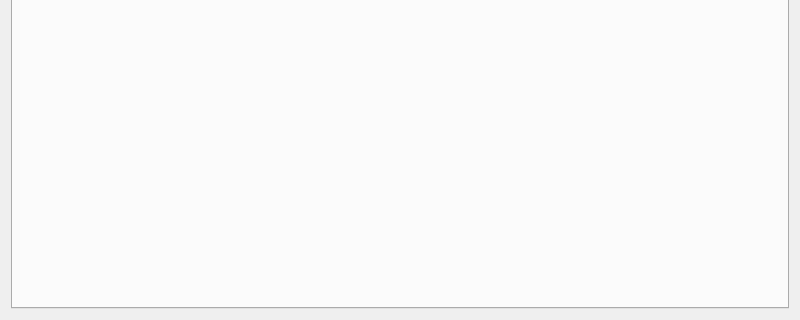
Before: the Qt Designer form settingsWindow/settingswindow.ui in 3DProgrammer/examinatio-verborum, drawn with Qt 5; both pictures show x 0 to 800 and y 280 to 600 of the 800 by 600 pixel window.
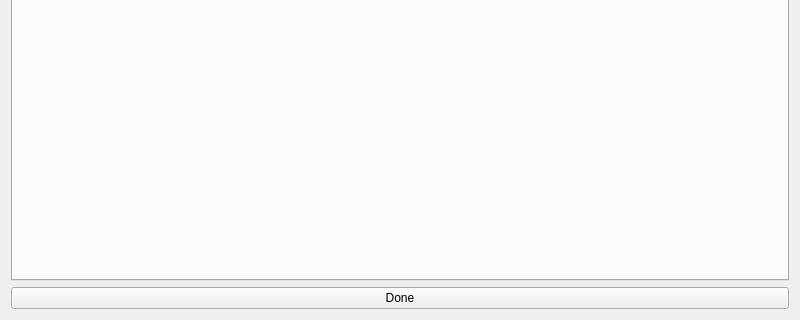
After: the same form once the commit is applied.

```diff
--- a/settingsWindow/settingswindow.ui
+++ b/settingsWindow/settingswindow.ui
@@ -13,7 +13,7 @@
   <property name="windowTitle">
    <string>SettingsWindow</string>
   </property>
-  <layout class="QHBoxLayout" name="horizontalLayout">
+  <layout class="QVBoxLayout" name="verticalLayout">
    <item>
     <widget class="QTabWidget" name="tabWidget">
      <property name="currentIndex">
@@ -43,6 +43,13 @@
      </widget>
     </widget>
    </item>
+   <item>
+    <widget class="QPushButton" name="exitButton">
+     <property name="text">
+      <string>Done</string>
+     </property>
+    </widget>
+   </item>
   </layout>
  </widget>
  <resources/>
```
